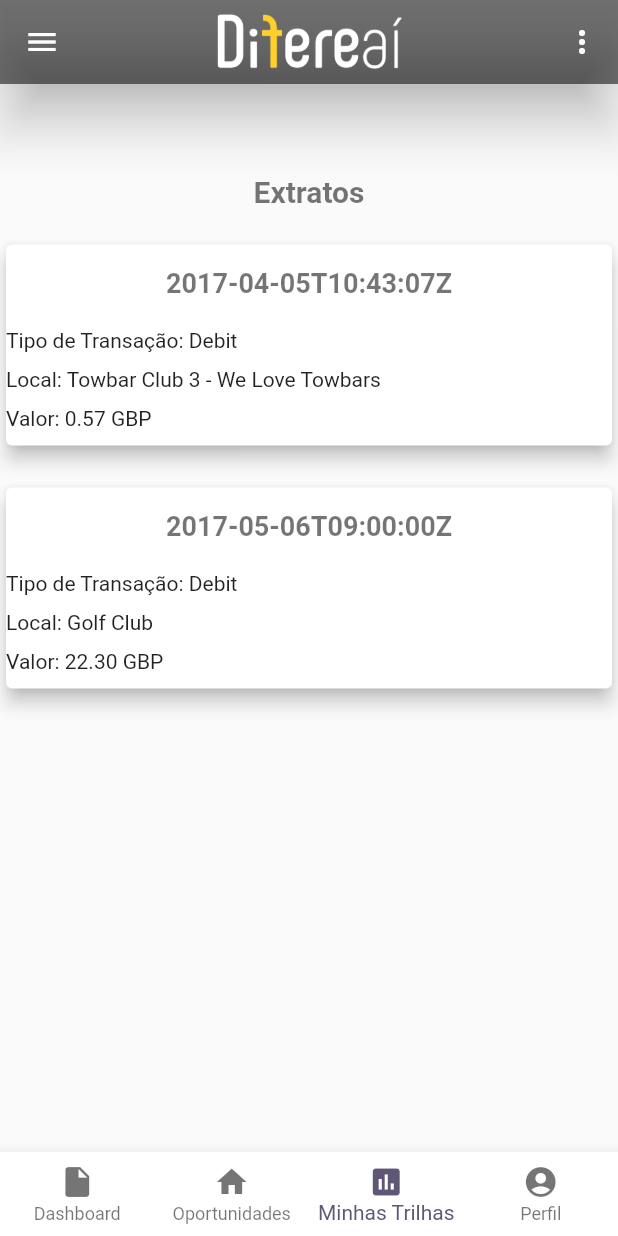
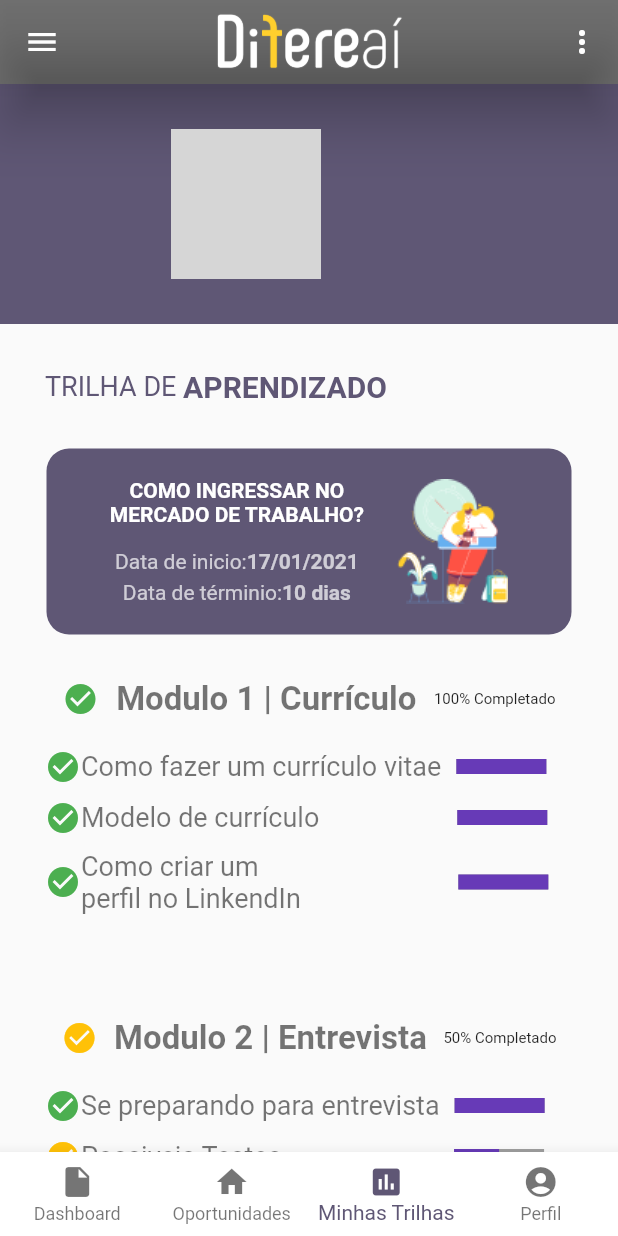
Before and after one commit to brunoqnodin/hackatonccr, a Flutter app: the Home screen opened by its route, item 3 of the bottom bar chosen, on a phone screen of 412 x 824 dp. Run offline on Flutter 3.47's test engine with Material 2 defaults, Android fonts, the phone set to English and light mode, and no system bars; drawn by our look-alikes of percent_indicator; our stand-ins replace cloud_firestore, firebase_auth, firebase_core, firebase_storage, flare_flutter, image_picker and 3 more; missing offline and left inert: curl, flare_dart; accounts and stored records are empty; network calls fail; grey boxes are pictures that could not be loaded.

Commit message:
Trilha de aprendizado

```diff
--- a/lib/Pages/Dashboard2.dart
+++ b/lib/Pages/Dashboard2.dart
@@ -12,12 +12,12 @@ class _Dashboard2State extends State<Dashboard2> {
   Widget build(BuildContext context) {
     return Scaffold(
       appBar: AppBar(
-        iconTheme: IconThemeData(color: Colors.black),
+        iconTheme: IconThemeData(color: Colors.white),
         title: Image.asset(
-          "assets/logoopenminer2.png",
+          "assets/logo.png",
           height: 40,
         ),
-        backgroundColor: Colors.white,
+        backgroundColor: Colors.black54,
         elevation: 15,
         centerTitle: true,
       ),
--- a/lib/Pages/DetalheCurso.dart
+++ b/lib/Pages/DetalheCurso.dart
@@ -13,7 +13,7 @@ class _DetalheCursoState extends State<DetalheCurso> {
   var rating = 3.0;
   @override
   YoutubePlayerController _controller = YoutubePlayerController(
-    initialVideoId: 'tW3I0XYJyE0',
+    initialVideoId: '_I6MDBsuHhg',
     flags: YoutubePlayerFlags(
       mute: false,
       autoPlay: false,
@@ -88,7 +88,7 @@ class _DetalheCursoState extends State<DetalheCurso> {
             Padding(
               padding: EdgeInsets.only(left: 30, right: 30, bottom: 30),
               child: Text(
-                "Lorem ipsum dolor sit amet, consectetur adipiscing elit, sed do eiusmod tempor incididunt ut.",
+                "Você já completou 30% do curso",
                 style: TextStyle(color: Color(0xFF5F5775)),
               ),
             ),
--- a/lib/Pages/Home.dart
+++ b/lib/Pages/Home.dart
@@ -9,6 +9,7 @@ import 'package:prisma/Pages/Extratos.dart';
 import 'package:prisma/Pages/Dashboard.dart';
 import 'package:prisma/Pages/Perfil.dart';
 import 'package:prisma/Pages/Solicita.dart';
+import 'package:prisma/Pages/ui/TrilhaAprendizado.dart';
 import 'package:prisma/Pages/ui/clipper.dart';
 import 'package:prisma/Pages/ui/draweropen.dart';
 
@@ -65,7 +66,7 @@ class _HomeState extends State<Home> {
     List<Widget> paginas = [
       Dashboard(),
       Empresas(),
-      Extratos(),
+      TrilhaAprendizado(),
       Perfil()
     ];
     return Scaffold(
--- a/lib/Pages/LoginPage.dart
+++ b/lib/Pages/LoginPage.dart
@@ -198,6 +198,7 @@ class _LoginPageState extends State<LoginPage> {
                 ),
                 FlatButton(
                   onPressed: () {
+                    Navigator.pushNamed(context, "/reset");
                   },
                   child: Text(
                     "Esqueci minha senha",
--- a/lib/Pages/ResetPassword.dart
+++ b/lib/Pages/ResetPassword.dart
@@ -20,26 +20,24 @@ class _ResetPasswordState extends State<ResetPassword> {
   @override
   Widget build(BuildContext context) {
     return Scaffold(
-      appBar: AppBar(
-        title: Text("Resetar Senha", style: TextStyle(color: Color(0xFF20232D)),),
-        leading: IconButton(
-          icon: Icon(Icons.arrow_back),
-          color: Colors.black38,
-          onPressed: (){
-            Navigator.pop(context, false);
-          },
-        ),
-        backgroundColor: Color(0xFFEE7700),
-      ),
       body: Container(
           padding: EdgeInsets.all(32),
           width: double.infinity,
+          decoration: BoxDecoration(
+            image: DecorationImage(
+              image: AssetImage("assets/backlogin1.png"),
+              fit: BoxFit.fill,
+            ),
+          ),
           child: SingleChildScrollView(
             child: Column(
               children: <Widget>[
+                SizedBox(
+                  height: 30,
+                ),
                 Padding(
                   padding: EdgeInsets.all(20),
-                  child: Image.asset("images/password.png"),
+                  child: Image.asset("assets/logo.png"),
                 ),
                 SizedBox(
                   height: 30,
@@ -49,7 +47,7 @@ class _ResetPasswordState extends State<ResetPassword> {
                   child: Text(
                     "Esqueceu sua senha?",
                     style: TextStyle(
-                        color: Color(0xFFEE7700),
+                        color: Colors.white,
                         fontSize: 35,
                         fontWeight: FontWeight.bold,
                         fontFamily: "Big Shoulders Display"
@@ -57,14 +55,14 @@ class _ResetPasswordState extends State<ResetPassword> {
                   ),
                 ),
                 SizedBox(
-                  height: 10,
+                  height: 30,
                 ),
                 Container(
                   alignment: Alignment.center,
                   child: Text(
                     "Por favor, informe o e-mail associado a sua conta que enviaremos um link para o mesmo com as instruções para restauração de sua senha.",
                     style: TextStyle(
-                        fontSize: 22,
+                        fontSize: 18,
                         fontWeight: FontWeight.w400,
                         color: Colors.white70,
                         fontFamily: "Big Shoulders Display"
@@ -72,65 +70,56 @@ class _ResetPasswordState extends State<ResetPassword> {
                   ),
                 ),
                 Padding(
-                  padding: EdgeInsets.only(top:10, bottom: 20),
+                  padding: EdgeInsets.only(top:50, bottom: 50),
                   child: TextFormField(
+                    cursorColor: Colors.deepPurple,
+                    controller: _controllerEmail,
+                    keyboardType: TextInputType.emailAddress,
                     style: TextStyle(
-                      color: Colors.deepOrange,
+                      color: Colors.blueGrey,
                     ),
-                    keyboardType: TextInputType.emailAddress,
-                    controller: _controllerEmail,
                     decoration: InputDecoration(
-                      focusedBorder: UnderlineInputBorder(
-                        borderSide: BorderSide(
-                          color: Color(0xFFEE7700),
-                        ),
-                      ),
-                      enabledBorder: UnderlineInputBorder(
-                        borderSide: BorderSide(
-                          color: Color(0xFFEE7700),
-                          width: 2.0,
-                        ),
+                      fillColor: Colors.white,
+                      filled: true,
+                      prefixIcon: Icon(Icons.account_circle, color: Colors.deepPurple,),
+                      border: OutlineInputBorder(
+                        borderSide: BorderSide(color: Colors.white, width: 0),
+                        borderRadius: BorderRadius.all(Radius.circular(10)),
                       ),
                       labelText: "E-mail",
                       labelStyle: TextStyle(
-                          fontSize: 18,
-                          fontFamily: "Big Shoulders Display",
-                        color: Color(0xFFEE7700)
+                          fontSize: 20,
+                          color: Colors.black54
                       ),
                     ),
                   ),
                 ),
                 Container(
-                  height: 60,
+                  height: 45,
+                  width: 220,
                   alignment: Alignment.center,
                   decoration: BoxDecoration(
                     borderRadius: BorderRadius.circular(15),
-                    gradient: LinearGradient(
-                      begin: Alignment.topLeft,
-                      end: Alignment.bottomRight,
-                      stops: [0.3, 1],
-                      colors: [
-                        Colors.deepOrange,
-                        Colors.orange
-                      ],
-                    ),
+                    color: Colors.white,
                   ),
                   child: SizedBox.expand(
                     child: FlatButton(
-                      onPressed: (){
+                      onPressed: () {
                         resetPassword(_controllerEmail.text);
+                        Navigator.pop(context);
                       },
                       child: Text(
                         "Enviar",
                         style: TextStyle(
-                            fontSize: 25,
-                            color: Colors.white,
-                            fontFamily: "Big Shoulders Display",
-                            fontWeight: FontWeight.bold
-                        ),
+                            fontSize: 18,
+                            color: Colors.black54,
+                            fontWeight: FontWeight.bold),
                       ),
                     ),
                   ),
+                ),
+                SizedBox(
+                  height: 250,
                 ),
               ],
             ),
--- a/lib/Pages/Splash.dart
+++ b/lib/Pages/Splash.dart
@@ -21,7 +21,7 @@ class _SplashState extends State<Splash> {
           loaderColor: Colors.transparent,
         ),
         FlareActor(
-          "assets/openminer2.flr",
+          "assets/difere.flr",
           shouldClip: false,
           alignment: Alignment.bottomCenter,
           fit: BoxFit.cover,
--- /dev/null
+++ b/lib/Pages/ui/TrilhaAprendizado.dart
@@ -0,0 +1,380 @@
+import 'package:flutter/material.dart';
+import 'package:cloud_firestore/cloud_firestore.dart';
+import 'package:firebase_auth/firebase_auth.dart';
+import 'package:percent_indicator/linear_percent_indicator.dart';
+
+class TrilhaAprendizado extends StatefulWidget {
+  @override
+  _TrilhaAprendizadoState createState() => _TrilhaAprendizadoState();
+}
+
+class _TrilhaAprendizadoState extends State<TrilhaAprendizado> {
+  var _idUsuarioLogado;
+  String _nomeUsuario;
+  String _emailUsuario;
+  String _urlImagemRecuperada;
+  _recuperarDadosUsuario()async{
+    FirebaseAuth auth = FirebaseAuth.instance;
+    User usuarioLogado = await auth.currentUser;
+    _idUsuarioLogado = usuarioLogado.uid;
+
+    FirebaseFirestore db = FirebaseFirestore.instance;
+    DocumentSnapshot snapshot = await db.collection("usuarios").doc(_idUsuarioLogado).get();
+
+    Map<String, dynamic> dados = snapshot.data();
+
+    if(dados["urlImagem"] != null){
+      setState(() {
+        _urlImagemRecuperada = dados["urlImagem"];
+        _nomeUsuario = dados["nome"];
+        _emailUsuario = dados["email"];
+      });
+    }
+  }
+
+  @override
+  void initState(){
+    super.initState();
+    _recuperarDadosUsuario();
+  }
+  Widget build(BuildContext context) {
+    return SingleChildScrollView(
+      child: Column(
+        mainAxisAlignment: MainAxisAlignment.spaceEvenly,
+        crossAxisAlignment: CrossAxisAlignment.center,
+        children: [
+          Container(
+            padding: EdgeInsets.all(30),
+            decoration: BoxDecoration(
+              color: Color(0xFF5F5775),
+            ),
+            width: double.infinity,
+            child: Row(
+              mainAxisAlignment: MainAxisAlignment.spaceEvenly,
+              crossAxisAlignment: CrossAxisAlignment.center,
+              children: [
+                CircleAvatar(
+                  radius: 50,
+                  backgroundColor: Colors.grey,
+                  backgroundImage: _urlImagemRecuperada != null ? NetworkImage("${_urlImagemRecuperada}") : null,
+                ),
+                Column(
+                  children: [
+                    Text(
+                      "${_nomeUsuario.toString()}",
+                      style: TextStyle(
+                          color: Colors.white,
+                          fontSize: 22,
+                          fontWeight: FontWeight.bold),
+                    ),
+                    Text(
+                      "${_emailUsuario.toString()}",
+                      style: TextStyle(
+                          color: Colors.white,
+                          fontSize: 14,
+                          fontWeight: FontWeight.bold),
+                    ),
+                  ],
+                ),
+              ],
+            ),
+          ),
+          Padding(
+            padding: EdgeInsets.all(30),
+            child: Row(
+              children: [
+                Text(
+                  "TRILHA DE ",
+                  style: TextStyle(fontSize: 18, color: Color(0xFFFF5F5775)),
+                ),
+                Text(
+                  "APRENDIZADO",
+                  style: TextStyle(
+                      fontSize: 20,
+                      color: Color(0xFFFF5F5775),
+                      fontWeight: FontWeight.bold),
+                ),
+              ],
+            ),
+          ),
+          Container(
+            padding: EdgeInsets.all(20),
+            width: 350,
+            decoration: BoxDecoration(
+              color: Color(0xFFFF5F5775),
+              borderRadius: BorderRadius.circular(15),
+            ),
+            child: Row(
+              mainAxisAlignment: MainAxisAlignment.spaceEvenly,
+              crossAxisAlignment: CrossAxisAlignment.center,
+              children: [
+                Column(
+                  mainAxisAlignment: MainAxisAlignment.spaceEvenly,
+                  crossAxisAlignment: CrossAxisAlignment.center,
+                  children: [
+                    Text(
+                      '''COMO INGRESSAR NO
+MERCADO DE TRABALHO?''',
+                      textAlign: TextAlign.center,
+                      style: TextStyle(
+                          color: Colors.white, fontWeight: FontWeight.bold),
+                    ),
+                    Padding(
+                      padding: EdgeInsets.only(top: 15),
+                      child: Row(
+                        children: [
+                          Text(
+                            "Data de inicio:",
+                            style: TextStyle(color: Colors.white70),
+                          ),
+                          Text(
+                            "17/01/2021",
+                            style: TextStyle(
+                                color: Colors.white70,
+                                fontWeight: FontWeight.bold),
+                          ),
+                        ],
+                      ),
+                    ),
+                    Padding(
+                      padding: EdgeInsets.only(top: 5),
+                      child: Row(
+                        children: [
+                          Text(
+                            "Data de términio:",
+                            style: TextStyle(color: Colors.white70),
+                          ),
+                          Text(
+                            "10 dias",
+                            style: TextStyle(
+                                color: Colors.white70,
+                                fontWeight: FontWeight.bold),
+                          ),
+                        ],
+                      ),
+                    ),
+                  ],
+                ),
+                Image.asset("assets/image2.png"),
+              ],
+            ),
+          ),
+          Container(
+            padding: EdgeInsets.all(30),
+            child: Column(
+              children: [
+                Row(
+                  mainAxisAlignment: MainAxisAlignment.spaceEvenly,
+                  crossAxisAlignment: CrossAxisAlignment.center,
+                  children: [
+                    Icon(Icons.check_circle, color: Colors.green,),
+                    Text("Modulo 1 | Currículo", style: TextStyle(fontSize: 22, fontWeight: FontWeight.bold, color: Colors.black54),),
+                    Text("100% Completado", style: TextStyle(fontSize: 10),),
+                  ],
+                ),
+                SizedBox(
+                  height: 20,
+                ),
+                Row(
+                  mainAxisAlignment: MainAxisAlignment.start,
+                  crossAxisAlignment: CrossAxisAlignment.center,
+                  children: [
+                    Icon(Icons.check_circle, color: Colors.green,),
+                    Text("Como fazer um currículo vitae", style: TextStyle(fontSize: 18, color: Colors.black54),),
+                    LinearPercentIndicator(
+                      width: 80,
+                      lineHeight: 10,
+                      percent: 1.0,
+                      backgroundColor: Colors.grey,
+                      progressColor: Colors.deepPurple,
+                    ),
+                  ],
+                ),
+                SizedBox(
+                  height: 10,
+                ),
+                Row(
+                  mainAxisAlignment: MainAxisAlignment.start,
+                  crossAxisAlignment: CrossAxisAlignment.center,
+                  children: [
+                    Icon(Icons.check_circle, color: Colors.green,),
+                    Text("Modelo de currículo", style: TextStyle(fontSize: 18, color: Colors.black54),),
+                    SizedBox(
+                      width: 82,
+                    ),
+                    LinearPercentIndicator(
+                      width: 80,
+                      lineHeight: 10,
+                      percent: 1.0,
+                      backgroundColor: Colors.grey,
+                      progressColor: Colors.deepPurple,
+                    ),
+                  ],
+                ),
+                SizedBox(
+                  height: 10,
+                ),
+                Row(
+                  mainAxisAlignment: MainAxisAlignment.start,
+                  crossAxisAlignment: CrossAxisAlignment.center,
+                  children: [
+                    Icon(Icons.check_circle, color: Colors.green,),
+                    Text('''Como criar um
+perfil no LinkendIn''', style: TextStyle(fontSize: 18, color: Colors.black54),),
+                    SizedBox(
+                      width: 95,
+                    ),
+                    LinearPercentIndicator(
+                      width: 80,
+                      lineHeight: 10,
+                      percent: 1.0,
+                      backgroundColor: Colors.grey,
+                      progressColor: Colors.deepPurple,
+                    ),
+                  ],
+                ),
+                SizedBox(
+                  height: 10,
+                ),
+              ],
+            ),
+          ),
+          Container(
+            padding: EdgeInsets.all(30),
+            child: Column(
+              children: [
+                Row(
+                  mainAxisAlignment: MainAxisAlignment.spaceEvenly,
+                  crossAxisAlignment: CrossAxisAlignment.center,
+                  children: [
+                    Icon(Icons.check_circle, color: Colors.amber,),
+                    Text("Modulo 2 | Entrevista", style: TextStyle(fontSize: 22, fontWeight: FontWeight.bold, color: Colors.black54),),
+                    Text("50% Completado", style: TextStyle(fontSize: 10),),
+                  ],
+                ),
+                SizedBox(
+                  height: 20,
+                ),
+                Row(
+                  mainAxisAlignment: MainAxisAlignment.start,
+                  crossAxisAlignment: CrossAxisAlignment.center,
+                  children: [
+                    Icon(Icons.check_circle, color: Colors.green,),
+                    Text("Se preparando para entrevista", style: TextStyle(fontSize: 18, color: Colors.black54),),
+                    LinearPercentIndicator(
+                      width: 80,
+                      lineHeight: 10,
+                      percent: 1.0,
+                      backgroundColor: Colors.grey,
+                      progressColor: Colors.deepPurple,
+                    ),
+                  ],
+                ),
+                SizedBox(
+                  height: 10,
+                ),
+                Row(
+                  mainAxisAlignment: MainAxisAlignment.start,
+                  crossAxisAlignment: CrossAxisAlignment.center,
+                  children: [
+                    Icon(Icons.check_circle, color: Colors.amber,),
+                    Text("Possiveis Testes", style: TextStyle(fontSize: 18, color: Colors.black54),),
+                    SizedBox(
+                      width: 105,
+                    ),
+                    LinearPercentIndicator(
+                      width: 80,
+                      lineHeight: 10,
+                      percent: 0.5,
+                      backgroundColor: Colors.grey,
+                      progressColor: Colors.deepPurple,
+                    ),
+                  ],
+                ),
+                SizedBox(
+                  height: 10,
+                ),
+                Row(
+                  mainAxisAlignment: MainAxisAlignment.start,
+                  crossAxisAlignment: CrossAxisAlignment.center,
+                  children: [
+                    Icon(Icons.check_circle, color: Colors.grey,),
+                    Text('''Perguntas frequentes em
+entrevistas''', style: TextStyle(fontSize: 18, color: Colors.black54),),
+                    SizedBox(
+                      width: 37,
+                    ),
+                    LinearPercentIndicator(
+                      width: 80,
+                      lineHeight: 10,
+                      percent: 0.0,
+                      backgroundColor: Colors.grey,
+                      progressColor: Colors.deepPurple,
+                    ),
+                  ],
+                ),
+                SizedBox(
+                  height: 10,
+                ),
+              ],
+            ),
+          ),Container(
+            padding: EdgeInsets.all(30),
+            child: Column(
+              children: [
+                Row(
+                  mainAxisAlignment: MainAxisAlignment.spaceEvenly,
+                  crossAxisAlignment: CrossAxisAlignment.center,
+                  children: [
+                    Icon(Icons.check_circle, color: Colors.grey,),
+                    Text("Modulo 3 | Empreenda-se", style: TextStyle(fontSize: 22, fontWeight: FontWeight.bold, color: Colors.black54),),
+                    Text("0% Completado", style: TextStyle(fontSize: 10),),
+                  ],
+                ),
+                SizedBox(
+                  height: 20,
+                ),
+                Row(
+                  mainAxisAlignment: MainAxisAlignment.start,
+                  crossAxisAlignment: CrossAxisAlignment.center,
+                  children: [
+                    Icon(Icons.check_circle, color: Colors.grey,),
+                    Text("Montar um modelo de negócio", style: TextStyle(fontSize: 18, color: Colors.black54),),
+                    LinearPercentIndicator(
+                      width: 80,
+                      lineHeight: 10,
+                      percent: 0.0,
+                      backgroundColor: Colors.grey,
+                      progressColor: Colors.deepPurple,
+                    ),
+                  ],
+                ),
+                SizedBox(
+                  height: 10,
+                ),
+                Row(
+                  mainAxisAlignment: MainAxisAlignment.start,
+                  crossAxisAlignment: CrossAxisAlignment.center,
+                  children: [
+                    Icon(Icons.check_circle, color: Colors.grey,),
+                    Text("O que é um MVP?", style: TextStyle(fontSize: 18, color: Colors.black54),),
+                    SizedBox(
+                      width: 102,
+                    ),
+                    LinearPercentIndicator(
+                      width: 80,
+                      lineHeight: 10,
+                      percent: 0.0,
+                      backgroundColor: Colors.grey,
+                      progressColor: Colors.deepPurple,
+                    ),
+                  ],
+                ),
+              ],
+            ),
+          ),
+        ],
+      ),
+    );
+  }
+}
--- a/lib/RouteGenerator.dart
+++ b/lib/RouteGenerator.dart
@@ -11,6 +11,7 @@ import 'package:prisma/Pages/Perfil.dart';
 import 'package:prisma/Pages/ResetPassword.dart';
 import 'package:prisma/Pages/Home.dart';
 import 'package:prisma/Pages/Splash.dart';
+import 'package:prisma/Pages/ui/TrilhaAprendizado.dart';
 
 class RouteGenerator{
   static Route<dynamic> generateRoute(RouteSettings settings){
@@ -34,6 +35,8 @@ class RouteGenerator{
         return MaterialPageRoute(builder: (_) => Dashboard2());
       case "/perfil":
         return MaterialPageRoute(builder: (_) => Perfil());
+      case "/trilhaaprendizado":
+        return MaterialPageRoute(builder: (_) => TrilhaAprendizado());
       case "/dashboard":
         return MaterialPageRoute(builder: (_) => Dashboard());
       case "/detalhecurso":
--- a/pubspec.yaml
+++ b/pubspec.yaml
@@ -88,7 +88,9 @@ flutter:
     - assets/iak9.png
     - assets/sw.png
     - assets/openminer2.flr
+    - assets/difere.flr
     - assets/icon.png
+    - assets/image2.png
 
   # An image asset can refer to one or more resolution-specific "variants", see
   # https://flutter.dev/assets-and-images/#resolution-aware.
```
Also changed, not shown: assets/image2.png (added), 1 other file.
